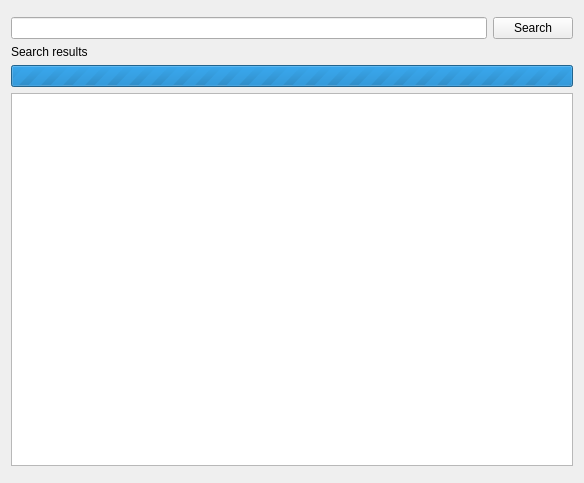
Old version of the form collector/ui/designer/search_results.ui in the repository arielvb/collector.
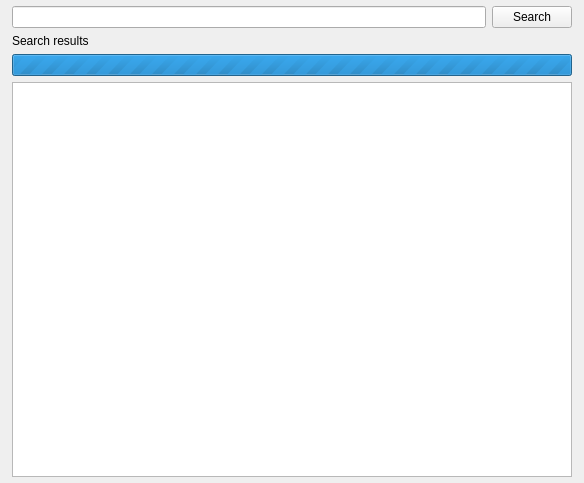
New version of the form.

Commit message: Improve ui look an fell

```diff
--- a/collector/ui/designer/search_results.ui
+++ b/collector/ui/designer/search_results.ui
@@ -14,10 +14,21 @@
    <string>Form</string>
   </property>
   <layout class="QVBoxLayout" name="verticalLayout">
+   <property name="margin">
+    <number>0</number>
+   </property>
    <item>
     <widget class="QWidget" name="topbar" native="true"/>
    </item>
    <item>
+    <layout class="QVBoxLayout" name="verticalLayout_2">
+     <property name="leftMargin">
+      <number>12</number>
+     </property>
+     <property name="rightMargin">
+      <number>12</number>
+     </property>
+     <item>
     <layout class="QHBoxLayout" name="horizontalLayout">
      <item>
       <widget class="QLineEdit" name="lSearch"/>
@@ -47,6 +58,8 @@
    </item>
    <item>
     <widget class="QListWidget" name="listWidget"/>
+     </item>
+    </layout>
    </item>
    <item>
     <widget class="QWidget" name="toolbar" native="true"/>
```
Lines whose indentation alone changed are shown as unchanged. The commit also changes 3 other files.
